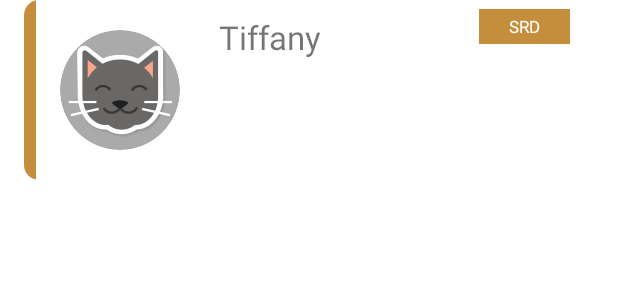
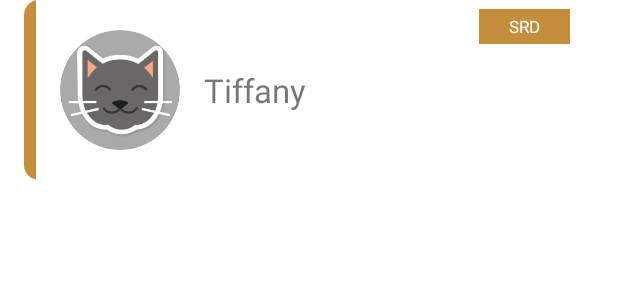
Before and after one commit to joneserick/i30m, an Android app: the layout view_item_cat_list.xml on its own in the app's theme, with its tools: preview values and no code run, on a phone screen of 412 x 824 dp. Shown: the top 300 px of the screen. Run offline under Robolectric (Android 15) with nearby library versions, the phone set to English and light mode, and no system bars; network calls fail.

Commit message:
fix name and category layout

```diff
--- a/app/src/main/java/br/com/stefick/i30m/features/images/network/ImagesApi.kt
+++ b/app/src/main/java/br/com/stefick/i30m/features/images/network/ImagesApi.kt
@@ -9,7 +9,10 @@ import retrofit2.http.Query
 interface ImagesApi {
 
     @GET("images/search")
-    suspend fun getCatImages(@Query("limit") limit: Int, @Query("has_breeds") hasBreeds: Int): ArrayList<ImagesResponse>
+    suspend fun getCatImages(
+        @Query("limit") limit: Int,
+        @Query("has_breeds") hasBreeds: Int
+    ): ArrayList<ImagesResponse>
 
     @GET("images/{image_id}")
     suspend fun getCatImageById(@Path("image_id") imageId: String): Cat
--- a/app/src/main/res/layout/view_item_cat_list.xml
+++ b/app/src/main/res/layout/view_item_cat_list.xml
@@ -39,18 +39,20 @@
 
         <TextView
             android:id="@+id/breed_name"
-            android:layout_width="wrap_content"
+            android:layout_width="0dp"
             android:layout_height="wrap_content"
-            android:layout_marginStart="26dp"
-            android:layout_marginTop="10dp"
+            android:layout_marginStart="16dp"
+            android:layout_marginEnd="16dp"
             android:textSize="22sp"
+            app:layout_constraintBottom_toBottomOf="parent"
+            app:layout_constraintEnd_toEndOf="parent"
             app:layout_constraintStart_toEndOf="@+id/cat_image"
             app:layout_constraintTop_toTopOf="parent"
             tools:text="Tiffany" />
 
 
         <TextView
-            android:id="@+id/category_label"
+            android:id="@+id/breed_abreviation"
             android:layout_width="wrap_content"
             android:layout_height="wrap_content"
             android:layout_marginTop="6dp"
--- a/app/src/main/res/values/strings.xml
+++ b/app/src/main/res/values/strings.xml
@@ -19,4 +19,5 @@
     <string name="generic_error_message">Erro genérico, por favor checar o log</string>
     <string name="str_breeds">Get Breeds</string>
     <string name="open_cat_image">Abrir imagem</string>
+    <string name="srd">SRD</string>
 </resources>
```
Also changed, not shown: app/src/main/java/br/com/stefick/i30m/features/images/presentation/adapter/CatListAdapter.kt (+4 -4 lines).
